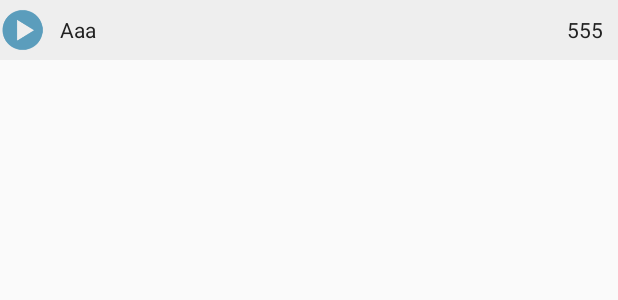
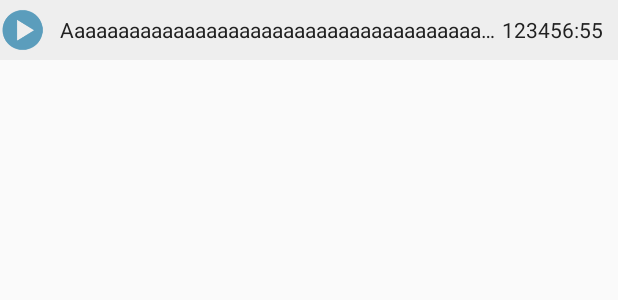
Before and after one commit to murat8505/MusicVK, an Android app: the layout audio_item.xml on its own in the app's theme, with its tools: preview values and no code run, on a phone screen of 412 x 824 dp. Shown: the top 300 px of the screen. Run offline under Robolectric (Android 15) with nearby library versions, the phone set to English and light mode, and no system bars.

Commit message:
Fixed long song title ends with "..."

```diff
--- a/app/src/main/res/layout/audio_item.xml
+++ b/app/src/main/res/layout/audio_item.xml
@@ -30,7 +30,7 @@
             android:layout_width="wrap_content"
             android:layout_height="wrap_content"
             android:textSize="14sp"
-            android:text="Aaa"
+            android:text="Aaaaaaaaaaaaaaaaaaaaaaaaaaaaaaaaaaaaaaaaaaaaaaaaaaaaaaaaaaaaaaaaaaaaaaaaaaaaaaaaaaa"
             android:id="@+id/songTitle"
             android:layout_centerVertical="true"
             android:layout_toRightOf="@+id/playButton"
@@ -38,13 +38,15 @@
             android:layout_marginStart="10dp"
             android:layout_marginLeft="10dp"
             android:textColor="#212121"
-            android:singleLine="true"/>
+            android:singleLine="true"
+            android:layout_toLeftOf="@+id/duration"
+            android:layout_toStartOf="@+id/duration"/>
 
         <TextView
             android:layout_width="wrap_content"
             android:layout_height="wrap_content"
             android:textSize="14sp"
-            android:text="555"
+            android:text="123456:55"
             android:id="@+id/duration"
             android:layout_centerVertical="true"
             android:layout_alignParentRight="true"
```
